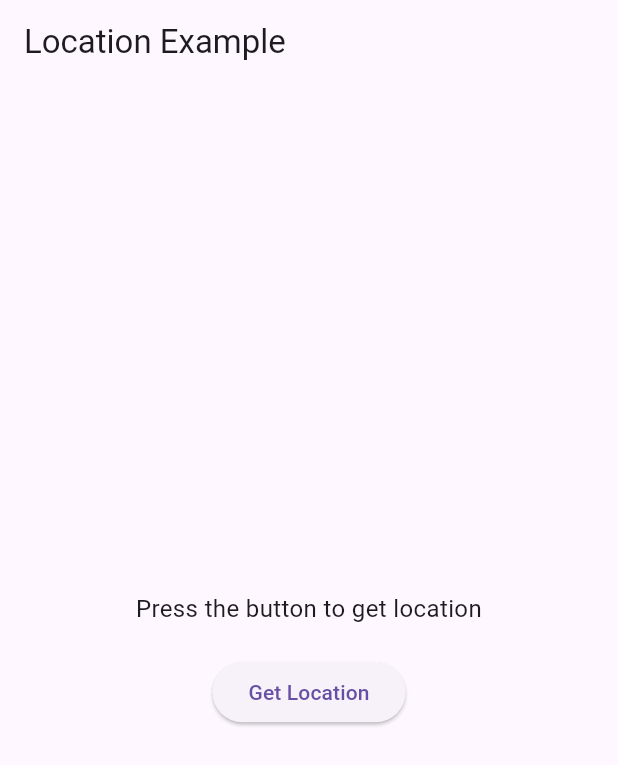
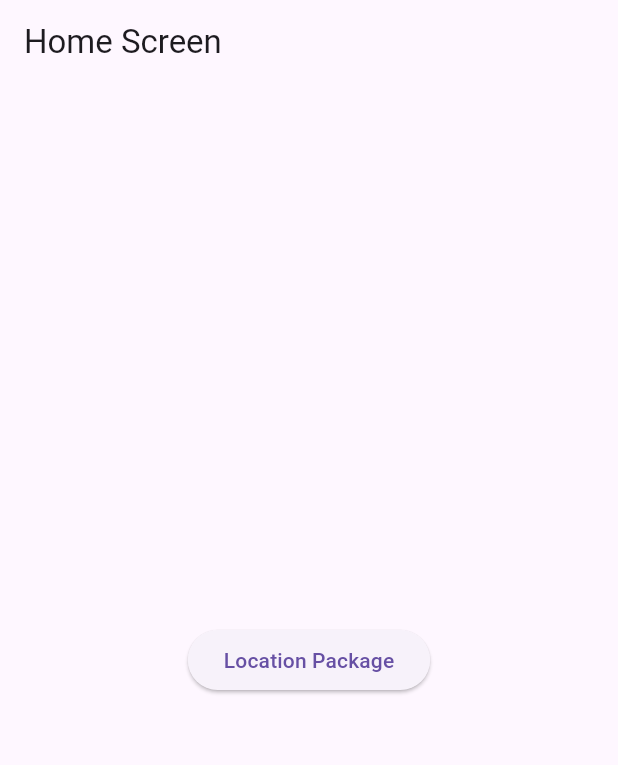
Before and after one commit to LukesRepositories/location_tracking_flutter, a Flutter app: the screen it shows after launch, on a phone screen of 412 x 824 dp. Shown: the top 765 px of the screen. Run offline on Flutter 3.47's test engine with Material 3 defaults, Android fonts, the phone set to English and light mode, and no system bars; our stand-ins replace location.

Commit message:
Location package functionality put into it's own page

```diff
--- a/lib/main.dart
+++ b/lib/main.dart
@@ -1,5 +1,6 @@
 import 'package:flutter/material.dart';
 import 'package:location_tracking_flutter/pages/home.dart';
+import 'package:location_tracking_flutter/pages/locationPackage.dart';
 
 
 void main() {
@@ -7,6 +8,7 @@ void main() {
     initialRoute: '/home',
     routes: {
       '/home': (context) => Home(),
+      '/locationPackage': (context) => LocationPackage(),
     },
   ));
 }
--- a/lib/pages/home.dart
+++ b/lib/pages/home.dart
@@ -10,61 +10,20 @@ class Home extends StatefulWidget {
 
 class _HomeState extends State<Home> {
 
-  final Location _location = Location();
-  String _locationMessage = "Press the button to get location";
-
-  Future<void> _getLocation() async {
-    bool serviceEnabled;
-    PermissionStatus permissionGranted;
-
-    // Check if location service is enabled
-    serviceEnabled = await _location.serviceEnabled();
-    if (!serviceEnabled) {
-      serviceEnabled = await _location.requestService();
-      if (!serviceEnabled) {
-        setState(() {
-          _locationMessage = "Location services are disabled.";
-        });
-        return;
-      }
-    }
-
-    // Check for permissions
-    permissionGranted = await _location.hasPermission();
-    if (permissionGranted == PermissionStatus.denied) {
-      permissionGranted = await _location.requestPermission();
-      if (permissionGranted != PermissionStatus.granted) {
-        setState(() {
-          _locationMessage = "Location permission denied.";
-        });
-        return;
-      }
-    }
-
-    // Get the actual location
-    final locationData = await _location.getLocation();
-
-    setState(() {
-      _locationMessage =
-      "Lat: ${locationData.latitude}, Long: ${locationData.longitude}";
-    });
-  }
 
   @override
   Widget build(BuildContext context) {
     return Scaffold(
-      appBar: AppBar(title: const Text("Location Example")),
+      appBar: AppBar(title: const Text("Home Screen")),
       body: Center(
         child: Column(
           mainAxisAlignment: MainAxisAlignment.center,
           children: [
-            Text(_locationMessage,
-              textAlign: TextAlign.center,
-              style: const TextStyle(fontSize: 16)),
-            const SizedBox(height: 20),
             ElevatedButton(
-              onPressed: _getLocation,
-              child: const Text("Get Location"),
+              onPressed: (){
+                Navigator.pushNamed(context, '/locationPackage');
+              },
+              child: const Text("Location Package"),
             ),
           ],
         ),
```
Also changed, not shown: lib/pages/locationPackage.dart (added, +74 -0 lines), lib/pages/geolocatorPackage.dart (added), lib/services/location.dart (deleted).
